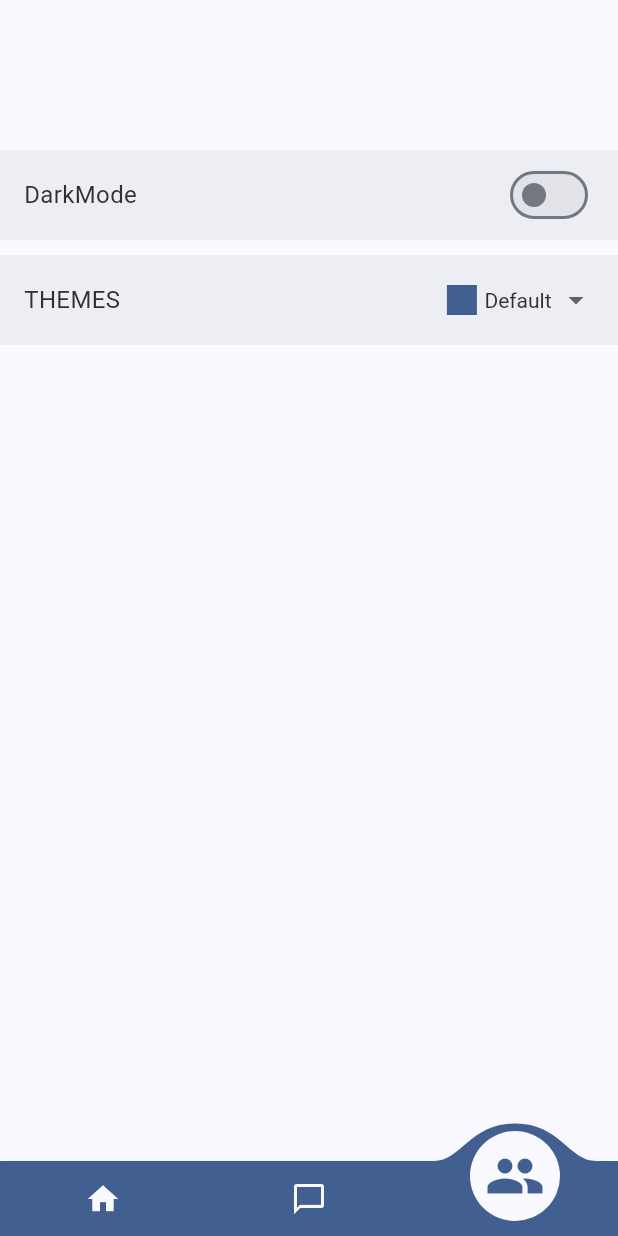
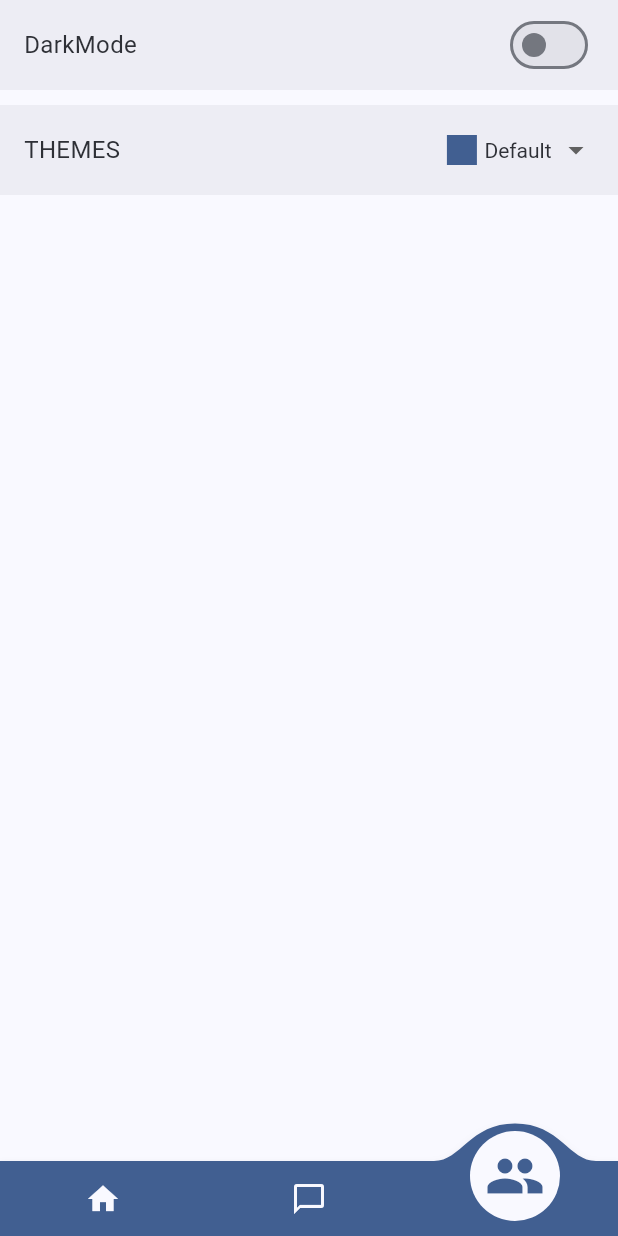
Before and after one commit to JettChen12/chatopia, a Flutter app: the screen it shows after launch, item 3 of the bottom bar chosen, on a phone screen of 412 x 824 dp. Run offline on Flutter 3.47's test engine with Material 3 defaults, Android fonts, the phone set to English and light mode, and no system bars; drawn by our look-alikes of convex_bottom_bar; our stand-ins replace adaptive_theme, bloc, flutter_bloc.

Commit message:
feat: 使用MediaQuery.of获取状态栏高度

```diff
--- a/lib/common/utils/themes_util.dart
+++ b/lib/common/utils/themes_util.dart
@@ -5,6 +5,7 @@ import '../themes/default_theme.dart';
 import '../themes/forest_theme.dart';
 import '../themes/sunset_theme.dart';
 
+/// TODO(jett): 采用接口获取主题
 class ThemesUtil {
   static const String defaultTheme = 'default';
   static const String autumnTheme = 'autumn';
--- a/lib/features/settings/view.dart
+++ b/lib/features/settings/view.dart
@@ -54,7 +54,8 @@ class _SettingsPageState extends State<SettingsPage> {
       color: theme.surface,
       child: Column(
         children: [
-          const SizedBox(height: 100),
+          // 获取手机顶部状态栏高度
+          SizedBox(height: MediaQuery.of(context).padding.top),
           // DART MODE
           Container(
             height: 60,
```
